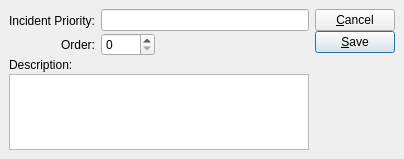
Qt form xtuple/trunk/guiclient/incidentPriority.ui (WooodHead/xtuple) before a commit.
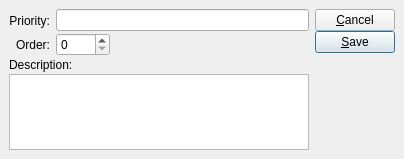
The same form after that commit. Custom widgets are drawn as their Qt base class.

Commit message: Issue #6793:first pass for adding priority to To-Do

What changed in the file:
```diff
--- a/xtuple/trunk/guiclient/incidentPriority.ui
+++ b/xtuple/trunk/guiclient/incidentPriority.ui
@@ -49,7 +49,7 @@
          <item>
           <widget class="QLabel" name="_nameLit" >
            <property name="text" >
-            <string>Incident Priority:</string>
+            <string>Priority:</string>
            </property>
            <property name="alignment" >
             <set>Qt::AlignRight|Qt::AlignTrailing|Qt::AlignVCenter</set>
```
Left out of the diff: 2 changed lines with no effect on the pictures. The commit also changes 12 other files.
